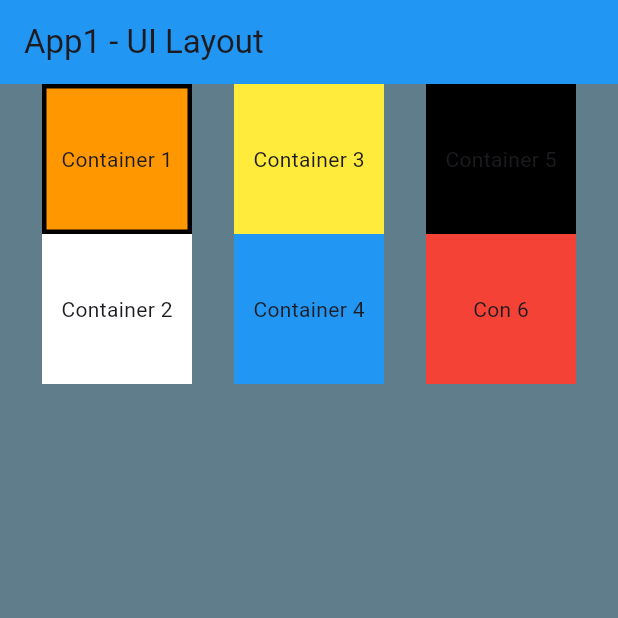
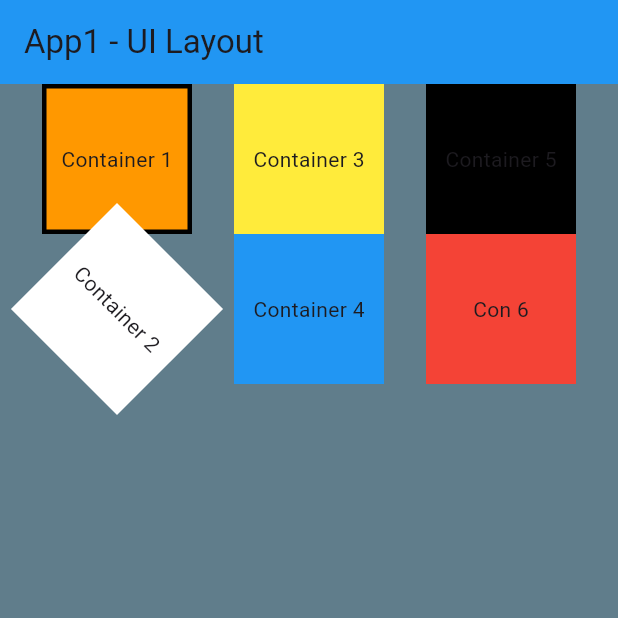
Before and after one commit to loganraff/DMIT2504-assignment-01, a Flutter app: the screen it shows after launch, on a phone screen of 412 x 824 dp, the top half of it. Run offline on Flutter 3.47's test engine with Material 3 defaults, Android fonts, the light colour scheme and no system bars.

Commit message:
Column 1 complete

```diff
--- a/dmit_2504_assignment01/lib/main.dart
+++ b/dmit_2504_assignment01/lib/main.dart
@@ -1,4 +1,6 @@
 // ignore_for_file: use_key_in_widget_constructors, todo
+
+import 'dart:math';
 
 import 'package:flutter/material.dart';
 
@@ -45,13 +47,16 @@ class MyApp extends StatelessWidget {
                     ),
                   )
                 ),
-                Container(
+                Transform.rotate(
+                  angle: pi / 4,
+                  child: Container(
                     height: 100.0,
                     width: 100.0,
                     color: Colors.white,
                     child: const Center(
                       child: Text(
                         "Container 2"
+                      ),
                     ),
                   ),
                 )
```
Lines whose indentation alone changed are shown as unchanged.
